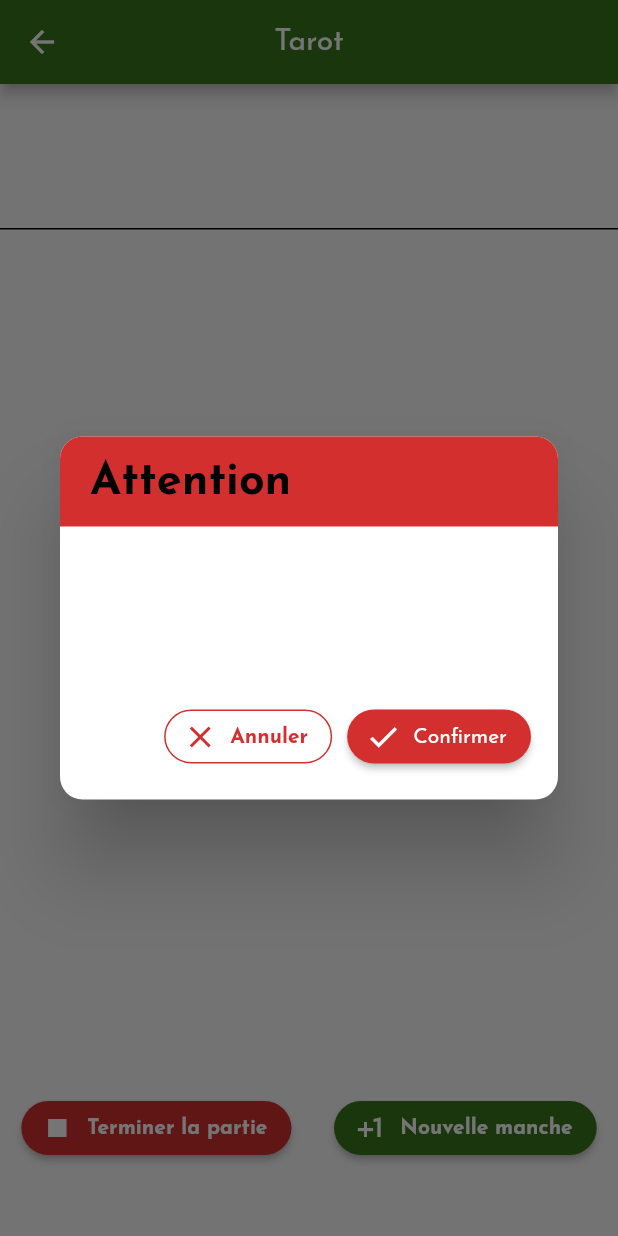
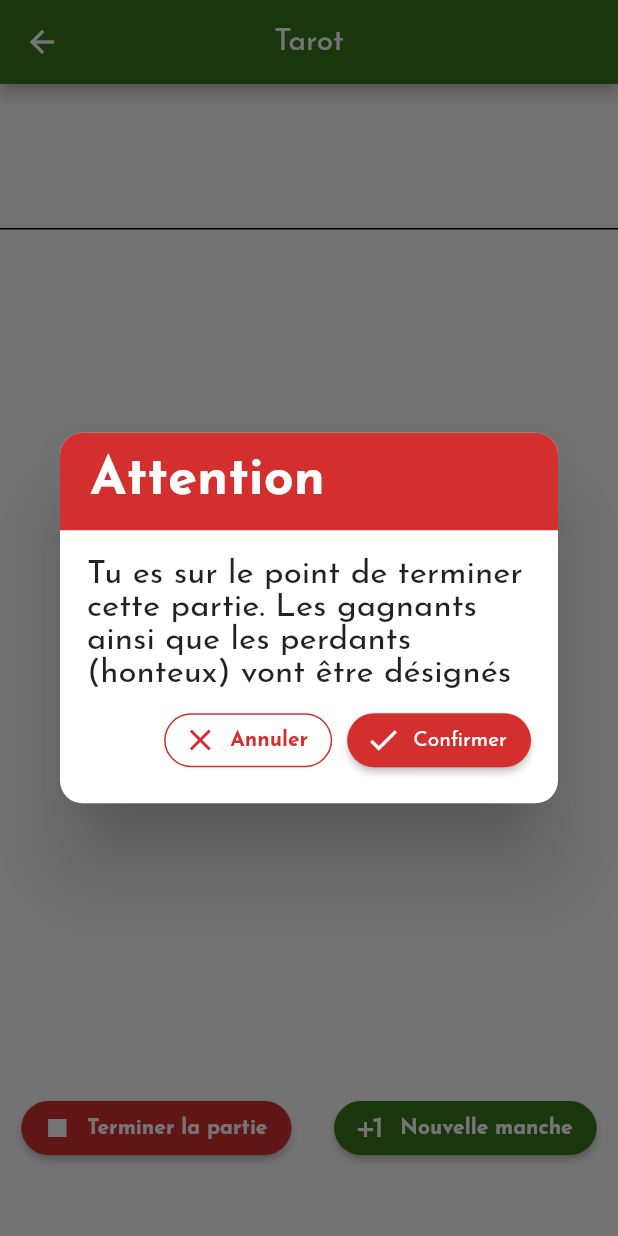
Before and after one commit to vareversat/carg, a Flutter app: the PlayTarotGame screen opened directly with empty values, after a tap on "Terminer la partie", on a phone screen of 412 x 824 dp. Run offline on Flutter 3.47's test engine with Material 2 defaults, Android fonts, the light colour scheme and no system bars; our stand-ins replace cloud_firestore, firebase_auth, flutter_spinkit, flutter_svg, font_awesome_flutter, package_info; missing offline and left inert: algolia, enum_to_string; accounts and stored records are empty.

Commit message:
Fix : white text on white background

```diff
--- a/lib/views/dialogs/warning_dialog.dart
+++ b/lib/views/dialogs/warning_dialog.dart
@@ -71,7 +71,7 @@ class _WarningDialogState extends State<WarningDialog> {
                 child: Text(
                   _title,
                   overflow: TextOverflow.ellipsis,
-                  style: Theme.of(context).textTheme.headline2,
+                  style: Theme.of(context).textTheme.headline1,
                 ),
               ),
             ],
@@ -79,7 +79,7 @@ class _WarningDialogState extends State<WarningDialog> {
         ),
         shape: RoundedRectangleBorder(borderRadius: BorderRadius.circular(15)),
         children: <Widget>[
-          Text(_message, style: Theme.of(context).textTheme.bodyText1),
+          Text(_message, style: Theme.of(context).textTheme.bodyText2),
           Padding(
             padding: const EdgeInsets.only(top: 10),
             child: Row(
```
